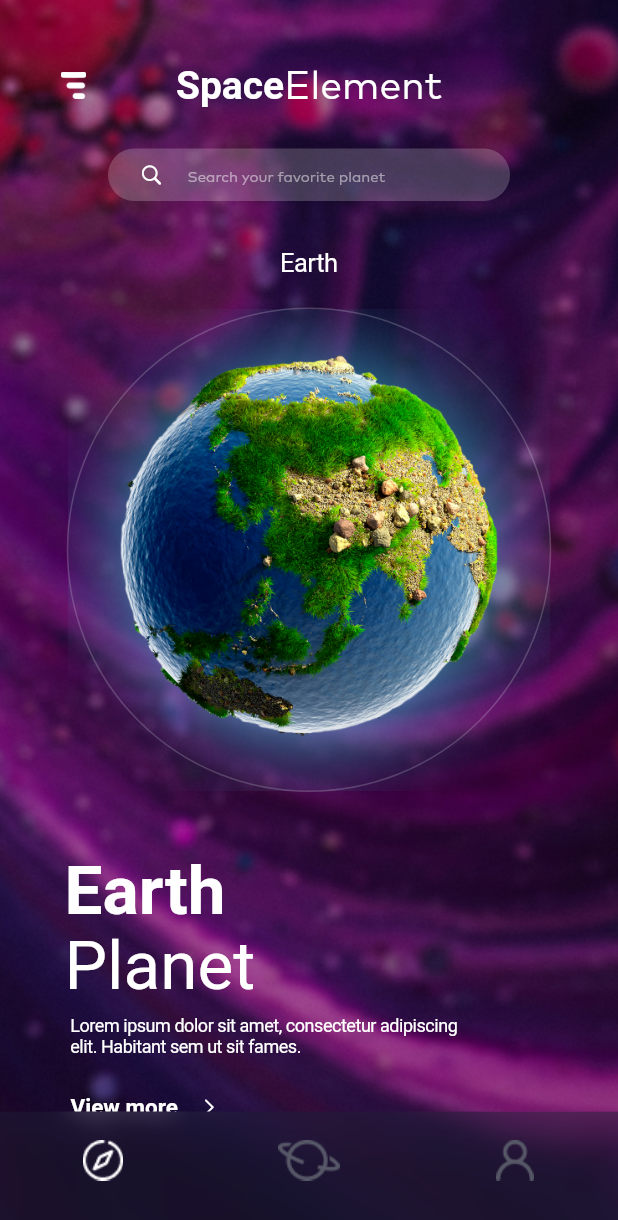
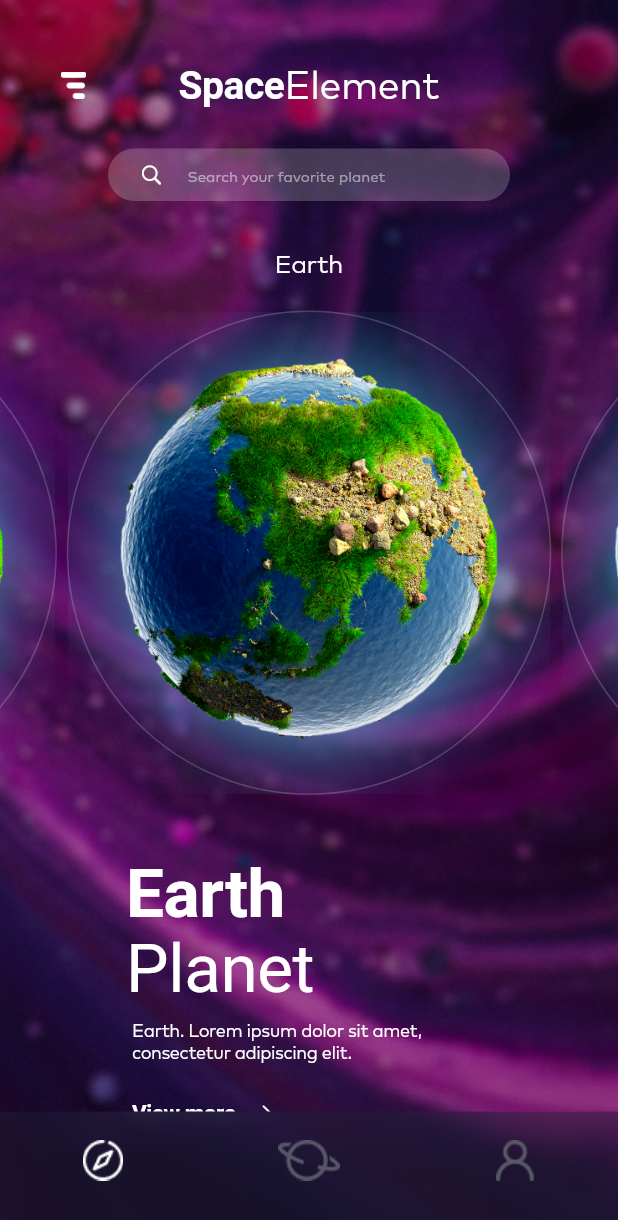
Before and after one commit to Ae-Mc/FlutterTestApp, a Flutter app: the screen it shows after launch, after a tap on "Skip step", on a phone screen of 412 x 824 dp. Shown: the top 1220 px of the screen. Run offline on Flutter 3.47's test engine with Material 2 defaults, Android fonts, the phone set to English and light mode, and no system bars; drawn by our look-alikes of carousel_slider.

Commit message:
Add CarouselSlider to Welcome screen. Add CarouselSlider to Home screen. Create Planet model. Replace RichText with Text.rich and delete unnecessary RichTexts.

```diff
--- a/lib/main.dart
+++ b/lib/main.dart
@@ -2,7 +2,7 @@ import 'package:flutter/material.dart';
 import 'package:flutter_test_app/screens/Explore.dart';
 import 'package:flutter_test_app/screens/Home.dart';
 import 'package:flutter_test_app/screens/SpaceExploration.dart';
-import 'package:flutter_test_app/screens/welcome.dart';
+import 'package:flutter_test_app/screens/Welcome.dart';
 import 'package:flutter_test_app/style.dart';
 
 const WelcomeRoute = '/welcome';
@@ -62,7 +62,7 @@ class MyApp extends StatelessWidget {
           screen = HomeScreen();
           break;
         case ExploreRoute:
-          screen = ExploreScreen();
+          screen = ExploreScreen(arguments['planet']);
           break;
       };
       return MaterialPageRoute(builder: (BuildContext context) => screen);
--- /dev/null
+++ b/lib/models/Planet.dart
@@ -0,0 +1,33 @@
+class Planet {
+  String name;
+  String imagePath;
+  String description;
+
+  Planet(this.name, this.imagePath, this.description);
+
+  static List<Planet> fetchAll() {
+    return [
+      Planet(
+        "Earth",
+        "assets/images/Earth.png",
+        "Earth. Lorem ipsum dolor sit amet, consectetur adipiscing elit."
+            " Habitant sem ut sit fames in adipiscing. Ac magna donec"
+            " egestas habitant.",
+      ),
+      Planet(
+        "Earth2",
+        "assets/images/Earth.png",
+        "Earth2. Lorem ipsum dolor sit amet, consectetur adipiscing elit."
+            " Habitant sem ut sit fames in adipiscing. Ac magna donec"
+            " egestas habitant.",
+      ),
+      Planet(
+        "Earth3",
+        "assets/images/Earth.png",
+        "Earth3. Lorem ipsum dolor sit amet, consectetur adipiscing elit."
+            " Habitant sem ut sit fames in adipiscing. Ac magna donec"
+            " egestas habitant.",
+      ),
+    ];
+  }
+}
--- a/lib/screens/Explore.dart
+++ b/lib/screens/Explore.dart
@@ -2,19 +2,27 @@ import 'dart:ui';
 
 import 'package:flutter/cupertino.dart';
 import 'package:flutter/material.dart';
+import 'package:flutter_test_app/models/Planet.dart';
 import 'package:flutter_test_app/widgets/SpaceElement.dart';
 
 class ExploreScreen extends StatefulWidget {
+  final Planet planet;
+
+  ExploreScreen(this.planet);
+
   @override
-  createState() => _ExploreScreenState();
+  createState() => _ExploreScreenState(planet);
 }
 
 class _ExploreScreenState extends State<ExploreScreen> {
+  final Planet planet;
+
   int _selectedNavbarElement = 0;
+
+  _ExploreScreenState(this.planet);
 
   @override
   void initState() {
-    // TODO: implement initState
     super.initState();
     _selectedNavbarElement = 0;
   }
@@ -22,14 +30,14 @@ class _ExploreScreenState extends State<ExploreScreen> {
   @override
   Widget build(BuildContext context) {
     return Stack(children: [
-      Background(context),
+      _Background(context),
       Scaffold(
         backgroundColor: Colors.transparent,
         body: SafeArea(
           child: Container(
             constraints: BoxConstraints.expand(),
             color: Colors.transparent,
-            child: MainContent(context),
+            child: _MainContent(context),
           ),
         ),
         bottomNavigationBar: SizedBox(
@@ -44,18 +52,21 @@ class _ExploreScreenState extends State<ExploreScreen> {
                         AssetImage("assets/images/Compass.png"),
                         size: 32,
                       ),
+                      // ignore: deprecated_member_use
                       title: SizedBox.shrink()),
                   BottomNavigationBarItem(
                       icon: ImageIcon(
                         AssetImage("assets/images/Planet.png"),
                         size: 41,
                       ),
+                      // ignore: deprecated_member_use
                       title: SizedBox.shrink()),
                   BottomNavigationBarItem(
                       icon: ImageIcon(
                         AssetImage("assets/images/Person.png"),
                         size: 27,
                       ),
+                      // ignore: deprecated_member_use
                       title: SizedBox.shrink()),
                 ],
                 backgroundColor: Color(0x65202E59),
@@ -75,7 +86,7 @@ class _ExploreScreenState extends State<ExploreScreen> {
     ]);
   }
 
-  Widget Background(BuildContext context) {
+  Widget _Background(BuildContext context) {
     return Stack(
       children: [
         Positioned(
@@ -125,10 +136,13 @@ class _ExploreScreenState extends State<ExploreScreen> {
                 Positioned(
                   top: 14,
                   left: 52,
-                  child: Image.asset(
-                    "assets/images/Earth.png",
-                    width: 766,
-                    height: 766,
+                  child: Hero(
+                    tag: planet.name,
+                    child: Image.asset(
+                      planet.imagePath,
+                      width: 766,
+                      height: 766,
+                    ),
                   ),
                 ),
               ],
@@ -139,7 +153,7 @@ class _ExploreScreenState extends State<ExploreScreen> {
     );
   }
 
-  Widget MainContent(BuildContext context) {
+  Widget _MainContent(BuildContext context) {
     final paragraphFont = TextStyle(fontSize: 12);
     final numButtonFont = TextStyle(fontSize: 18);
     final headerFont = TextStyle(fontSize: 35);
@@ -208,19 +222,9 @@ class _ExploreScreenState extends State<ExploreScreen> {
                 SizedBox(
                   height: 12,
                 ),
-                RichText(
-                  text: TextSpan(
-                    style: Theme.of(context).textTheme.bodyText2,
-                    children: [
-                      TextSpan(
-                        style: paragraphFont,
-                        text:
-                            "Lorem ipsum dolor sit amet, consectetur adipiscing elit."
-                            " Habitant sem ut sit fames in adipiscing. Ac magna donec"
-                            " egestas habitant.\n",
-                      ),
-                    ],
-                  ),
+                Text(
+                  planet.description,
+                  style: paragraphFont,
                 ),
               ],
             ),
--- a/lib/screens/SpaceExploration.dart
+++ b/lib/screens/SpaceExploration.dart
@@ -3,7 +3,6 @@ import 'dart:ui';
 import 'package:flutter/cupertino.dart';
 import 'package:flutter/material.dart';
 import 'package:flutter_test_app/main.dart';
-import 'package:flutter_test_app/screens/Home.dart';
 import 'package:flutter_test_app/widgets/SpaceElement.dart';
 import 'package:url_launcher/url_launcher.dart';
 
--- /dev/null
+++ b/lib/screens/Welcome.dart
@@ -0,0 +1,144 @@
+import 'package:carousel_slider/carousel_slider.dart';
+import 'package:flutter/cupertino.dart';
+import 'package:flutter/material.dart';
+import 'package:flutter_test_app/main.dart';
+import 'package:flutter_test_app/widgets/SpaceElement.dart';
+
+class WelcomeScreen extends StatelessWidget {
+  final List<String> _SliderImages = [
+    "assets/images/astronaut.png",
+    "assets/images/space_02.png",
+    "assets/images/space_03.png",
+  ];
+
+  @override
+  Widget build(BuildContext context) {
+    final headerFont =
+        TextStyle(color: Theme.of(context).accentColor, fontSize: 35);
+    final exploreFont =
+        TextStyle(fontSize: 40, color: Theme.of(context).accentColor);
+    final paragraphFont = TextStyle(fontSize: 12);
+    final skipFont = TextStyle(fontSize: 15, color: Color(0xFFBBBBBB));
+    final nextFont =
+        TextStyle(fontSize: 15, color: Theme.of(context).primaryColor);
+
+    return Scaffold(
+      body: DefaultTextStyle(
+        style: TextStyle(color: Theme.of(context).accentColor),
+        child: SafeArea(
+          child: ListView(
+            children: [
+              Stack(
+                children: [
+                  Column(
+                    crossAxisAlignment: CrossAxisAlignment.start,
+                    children: [
+                      SizedBox(
+                        height: 75,
+                      ),
+                      Center(
+                        child: SpaceElementWidget(
+                          "Space",
+                          "Element",
+                          font: headerFont,
+                        ),
+                      ),
+                      SizedBox(
+                        height: 73,
+                      ),
+                      Padding(
+                        padding: EdgeInsets.symmetric(vertical: 10),
+                        child: CarouselSlider(
+                          items: _buildCarouselSliderItems(),
+                          options: CarouselOptions(height: 291),
+                        ),
+                      ),
+                      Padding(
+                        padding: EdgeInsets.only(left: 56, right: 49),
+                        child: Column(
+                          crossAxisAlignment: CrossAxisAlignment.start,
+                          children: [
+                            SpaceElementWidget(
+                              "Explore",
+                              "\nUniverse",
+                              font: exploreFont,
+                            ),
+                            SizedBox(
+                              height: 23,
+                            ),
+                            Padding(
+                              padding: EdgeInsets.only(right: 97),
+                              child: Text(
+                                "Lorem ipsum dolor sit amet,"
+                                " consectetur adipiscing elit."
+                                " Habitant sem ut sit fames in adipiscing."
+                                " Ac magna donec egestas habitant.",
+                                style: paragraphFont,
+                              ),
+                            ),
+                            SizedBox(
+                              height: 72,
+                            ),
+                            Row(
+                              mainAxisAlignment: MainAxisAlignment.spaceBetween,
+                              children: [
+                                GestureDetector(
+                                  onTap: () =>
+                                      Navigator.pushNamed(context, HomeRoute),
+                                  child: Text("Skip step", style: skipFont),
+                                ),
+                                GestureDetector(
+                                  onTap: () => Navigator.pushNamed(
+                                      context, SpaceExplorationRoute),
+                                  child: Container(
+                                    padding: EdgeInsets.symmetric(
+                                        vertical: 8, horizontal: 36),
+                                    decoration: BoxDecoration(
+                                      borderRadius: BorderRadius.circular(6),
+                                      color: Theme.of(context).accentColor,
+                                    ),
+                                    child: Text("Next", style: nextFont),
+                                  ),
+                                )
+                              ],
+                            ),
+                            SizedBox(
+                              height: 74,
+                            )
+                          ],
+                        ),
+                      )
+                    ],
+                  ),
+                  Positioned(
+                      child: Icon(
+                        CupertinoIcons.right_chevron,
+                        color: Theme.of(context).accentColor,
+                        size: 44,
+                      ),
+                      bottom: 267,
+                      right: 50)
+                ],
+              )
+            ],
+          ),
+        ),
+      ),
+    );
+  }
+
+  List<Widget> _buildCarouselSliderItems() {
+    return _SliderImages.map((String imageName) => _buildSliderItem(imageName))
+        .toList();
+  }
+
+  Widget _buildSliderItem(String imageName) {
+    return Padding(
+      padding: EdgeInsets.symmetric(horizontal: 20),
+      child: Image.asset(
+        imageName,
+        fit: BoxFit.fitWidth,
+      ),
+    );
+  }
+}
--- a/lib/screens/welcome.dart
+++ /dev/null
@@ -1,135 +0,0 @@
-import 'package:flutter/cupertino.dart';
-import 'package:flutter/material.dart';
-import 'package:flutter_test_app/main.dart';
-import 'package:flutter_test_app/widgets/SpaceElement.dart';
-
-class WelcomeScreen extends StatelessWidget {
-  @override
-  Widget build(BuildContext context) {
-    final mainFont = TextStyle(color: Theme.of(context).accentColor);
-    final headerFont =
-        TextStyle(color: Theme.of(context).accentColor, fontSize: 35);
-    final exploreFont =
-        TextStyle(fontSize: 40, color: Theme.of(context).accentColor);
-    final paragraphFont = TextStyle(fontSize: 12);
-    final skipFont = TextStyle(fontSize: 15, color: Color(0xFFBBBBBB));
-    final nextFont =
-        TextStyle(fontSize: 15, color: Theme.of(context).primaryColor);
-
-    return Scaffold(
-        body: SafeArea(
-      child: ListView(
-        children: [
-          Stack(
-            children: [
-              Column(
-                crossAxisAlignment: CrossAxisAlignment.start,
-                children: [
-                  SizedBox(
-                    height: 75,
-                  ),
-                  Center(
-                    child: SpaceElementWidget(
-                      "Space",
-                      "Element",
-                      font: headerFont,
-                    ),
-                  ),
-                  SizedBox(
-                    height: 73,
-                  ),
-                  Image(
-                    image: AssetImage("assets/images/astronaut.png"),
-                    fit: BoxFit.fitWidth,
-                  ),
-                  Padding(
-                    padding: EdgeInsets.only(left: 56, right: 49),
-                    child: Column(
-                      crossAxisAlignment: CrossAxisAlignment.start,
-                      children: [
-                        SpaceElementWidget(
-                          "Explore",
-                          "\nUniverse",
-                          font: exploreFont,
-                        ),
-                        SizedBox(
-                          height: 23,
-                        ),
-                        Padding(
-                          padding: EdgeInsets.only(right: 97),
-                          child: RichText(
-                            text: TextSpan(
-                              style: mainFont,
-                              children: [
-                                TextSpan(
-                                    style: paragraphFont,
-                                    text: "Lorem ipsum dolor sit amet,"
-                                        " consectetur adipiscing elit."
-                                        " Habitant sem ut sit fames in adipiscing."
-                                        " Ac magna donec egestas habitant.")
-                              ],
-                            ),
-                          ),
-                        ),
-                        SizedBox(
-                          height: 72,
-                        ),
-                        Row(
-                          mainAxisAlignment: MainAxisAlignment.spaceBetween,
-                          children: [
-                            GestureDetector(
-                                onTap: () =>
-                                    Navigator.pushNamed(context, HomeRoute),
-                                child: RichText(
-                                  text: TextSpan(
-                                    children: [
-                                      TextSpan(
-                                          text: "Skip step", style: skipFont)
-                                    ],
-                                    style: mainFont,
-                                  ),
-                                )),
-                            GestureDetector(
-                              onTap: () => Navigator.pushNamed(
-                                  context, SpaceExplorationRoute),
-                              child: Container(
-                                  padding: EdgeInsets.symmetric(
-                                      vertical: 8, horizontal: 36),
-                                  decoration: BoxDecoration(
-                                    borderRadius: BorderRadius.circular(6),
-                                    color: Theme.of(context).accentColor,
-                                  ),
-                                  child: RichText(
-                                    text: TextSpan(
-                                      children: [
-                                        TextSpan(text: "Next", style: nextFont)
-                                      ],
-                                      style: mainFont,
-                                    ),
-                                  )),
-                            )
-                          ],
-                        ),
-                        SizedBox(
-                          height: 74,
-                        )
-                      ],
-                    ),
-                  )
-                ],
-              ),
-              Positioned(
-                  child: Icon(
-                    CupertinoIcons.right_chevron,
-                    color: Theme.of(context).accentColor,
-                    size: 44,
-                  ),
-                  bottom: 267,
-                  right: 50)
-            ],
-          )
-        ],
-      ),
-    ));
-  }
-}
--- a/lib/widgets/PlanetsCarousel.dart
+++ b/lib/widgets/PlanetsCarousel.dart
@@ -1,11 +1,25 @@
+import 'package:carousel_slider/carousel_slider.dart';
 import 'package:flutter/cupertino.dart';
 import 'package:flutter/material.dart';
 import 'package:flutter_test_app/main.dart';
+import 'package:flutter_test_app/models/Planet.dart';
 import 'package:flutter_test_app/widgets/SpaceElement.dart';
 
 class PlanetsCarouselWidget extends StatelessWidget {
   @override
   Widget build(BuildContext context) {
+    return CarouselSlider(
+      items: Planet.fetchAll()
+          .map((Planet planet) => _buildPlanetItem(planet, context))
+          .toList(),
+      options: CarouselOptions(
+        height: 585,
+        enableInfiniteScroll: Planet.fetchAll().length > 2 ? true : false,
+      ),
+    );
+  }
+
+  Widget _buildPlanetItem(Planet planet, BuildContext context) {
     final planetFont = TextStyle(fontSize: 17);
     final planetHeaderFont = TextStyle(fontSize: 45, height: 1.1);
     final paragraphFont = TextStyle(fontSize: 12);
@@ -16,13 +30,9 @@ class PlanetsCarouselWidget extends StatelessWidget {
         crossAxisAlignment: CrossAxisAlignment.start,
         children: [
           Center(
-            child: RichText(
-              text: TextSpan(
-                style: Theme.of(context).textTheme.bodyText2,
-                children: [
-                  TextSpan(style: planetFont, text: "Earth"),
-                ],
-              ),
+            child: Text(
+              planet.name,
+              style: planetFont,
             ),
           ),
           SizedBox(
@@ -52,10 +62,13 @@ class PlanetsCarouselWidget extends StatelessWidget {
                   Positioned(
                     top: 21,
                     left: 17,
-                    child: Image.asset(
-                      "assets/images/Earth.png",
-                      width: 279,
-                      height: 279,
+                    child: Hero(
+                      tag: planet.name,
+                      child: Image.asset(
+                        planet.imagePath,
+                        width: 279,
+                        height: 279,
+                      ),
                     ),
                   ),
                 ],
@@ -70,7 +83,8 @@ class PlanetsCarouselWidget extends StatelessWidget {
             child: Column(
               crossAxisAlignment: CrossAxisAlignment.start,
               children: [
-                SpaceElementWidget("Earth", "\nPlanet", font: planetHeaderFont),
+                SpaceElementWidget(planet.name, "\nPlanet",
+                    font: planetHeaderFont),
                 SizedBox(
                   height: 7,
                 ),
@@ -79,23 +93,20 @@ class PlanetsCarouselWidget extends StatelessWidget {
                   child: Column(
                     crossAxisAlignment: CrossAxisAlignment.start,
                     children: [
-                      RichText(
-                        text: TextSpan(
-                          style: Theme.of(context).textTheme.bodyText2,
-                          children: [
-                            TextSpan(
-                              style: paragraphFont,
-                              text: "Lorem ipsum dolor sit amet, consectetur"
-                                  " adipiscing elit. Habitant sem ut sit fames.",
-                            ),
-                          ],
-                        ),
+                      Text(
+                        planet.description,
+                        style: paragraphFont,
+                        maxLines: 2,
                       ),
                       SizedBox(
                         height: 24,
                       ),
                       GestureDetector(
-                        onTap: () => Navigator.pushNamed(context, ExploreRoute),
+                        onTap: () => Navigator.pushNamed(
+                          context,
+                          ExploreRoute,
+                          arguments: {'planet': planet},
+                        ),
                         child: Row(
                           children: [
                             SpaceElementWidget("View more", "",
--- a/lib/widgets/SpaceElement.dart
+++ b/lib/widgets/SpaceElement.dart
@@ -11,8 +11,8 @@ class SpaceElementWidget extends StatelessWidget {
   Widget build(BuildContext context) {
     final w700 = TextStyle(fontWeight: FontWeight.w700);
 
-    return RichText(
-      text: TextSpan(style: Theme.of(context).textTheme.headline6, children: [
+    return Text.rich(
+      TextSpan(style: Theme.of(context).textTheme.headline6, children: [
         TextSpan(style: font, children: [
           TextSpan(text: firstWord, style: w700),
           TextSpan(text: secondWord)
--- a/pubspec.yaml
+++ b/pubspec.yaml
@@ -29,6 +29,7 @@ dependencies:
   # Use with the CupertinoIcons class for iOS style icons.
   cupertino_icons: ^1.0.0
   url_launcher: ^5.4.2
+  carousel_slider: ^2.3.1
 
 dev_dependencies:
   flutter_test:
```
Also changed, not shown: assets/images/astronaut.png, assets/images/space_02.png (added), assets/images/space_03.png (added).
